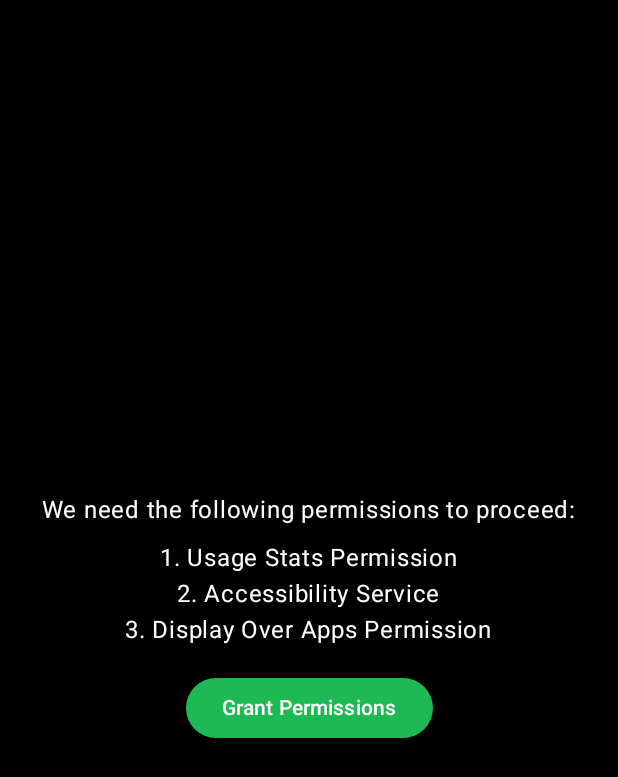
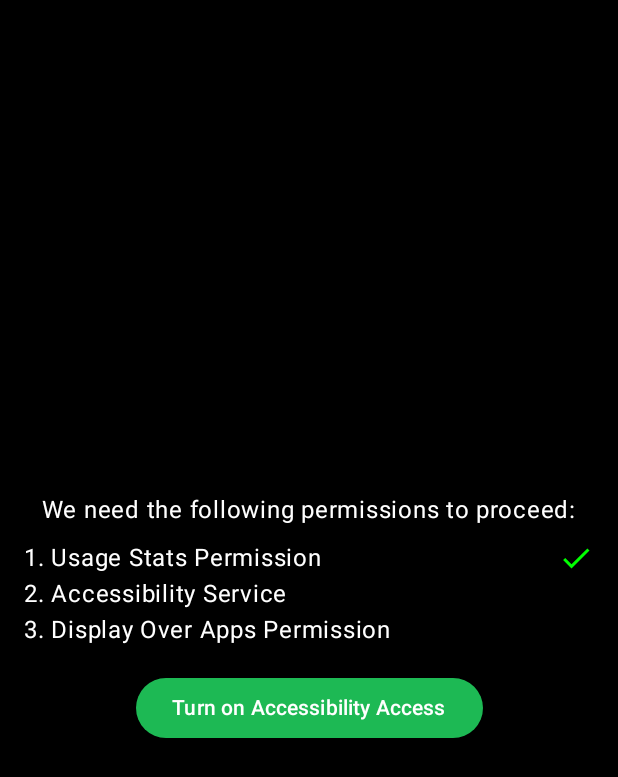
Before and after one commit to hannoobz/FriendLock-CapstoneProject, an Android app built with Jetpack Compose: the screen it shows after launch (MainActivity), on a phone screen of 412 x 824 dp. Shown: the top 777 px of the screen. Run offline under Robolectric (Android 15) with nearby library versions, the phone set to English and light mode, and no system bars; our stand-ins replace Room's generated code.

Commit message:
feat: visual permission feedback

```diff
--- a/app/src/main/java/com/hannoobz/friendlock/ui/RequestPermissions.kt
+++ b/app/src/main/java/com/hannoobz/friendlock/ui/RequestPermissions.kt
@@ -1,29 +1,29 @@
 package com.hannoobz.friendlock.ui
 
 import android.accessibilityservice.AccessibilityServiceInfo
-import android.app.ActivityManager
 import android.content.ComponentName
 import android.content.Context
 import android.content.Intent
 import android.os.Build
 import android.provider.Settings
-import android.util.Log
-import android.view.accessibility.AccessibilityEvent
 import android.view.accessibility.AccessibilityManager
 import androidx.compose.foundation.layout.Arrangement
 import androidx.compose.foundation.layout.Column
+import androidx.compose.foundation.layout.Row
 import androidx.compose.foundation.layout.Spacer
 import androidx.compose.foundation.layout.fillMaxSize
 import androidx.compose.foundation.layout.height
 import androidx.compose.foundation.layout.padding
+import androidx.compose.material.icons.Icons
+import androidx.compose.material.icons.filled.Check
 import androidx.compose.material3.Button
+import androidx.compose.material3.Icon
 import androidx.compose.material3.Text
 import androidx.compose.runtime.Composable
 import androidx.compose.runtime.DisposableEffect
 import androidx.compose.runtime.LaunchedEffect
 import androidx.compose.runtime.mutableStateOf
 import androidx.compose.runtime.remember
-import androidx.compose.runtime.rememberUpdatedState
 import androidx.compose.ui.Alignment
 import androidx.compose.ui.Modifier
 import androidx.compose.ui.graphics.Color
@@ -43,6 +43,8 @@ fun RequestPermissionsScreen(
     val isAccessibilityServiceEnabled = remember { mutableStateOf(false) }
     val canDrawOverlays = remember { mutableStateOf(false) }
     val lifecycleOwner = LocalLifecycleOwner.current
+
+    val buttonText = remember { mutableStateOf("") }
 
     DisposableEffect(lifecycleOwner) {
         val observer = LifecycleEventObserver { _, event ->
@@ -64,6 +66,13 @@ fun RequestPermissionsScreen(
         isAccessibilityServiceEnabled.value,
         canDrawOverlays.value
     ) {
+        if (!hasUsageStatsPermission.value) {
+            buttonText.value = "Grant Usage Access"
+        } else if (!isAccessibilityServiceEnabled.value) {
+            buttonText.value = "Turn on Accessibility Access"
+        } else if (!canDrawOverlays.value) {
+            buttonText.value = "Allow Display Over Apps"
+        }
         if (hasUsageStatsPermission.value && isAccessibilityServiceEnabled.value && canDrawOverlays.value) {
             onPermissionsGranted()
         }
@@ -81,9 +90,19 @@ fun RequestPermissionsScreen(
             color = Color.White
         )
         Spacer(modifier = Modifier.height(8.dp))
-        Text(text = "1. Usage Stats Permission", color = Color.White)
-        Text(text = "2. Accessibility Service", color = Color.White)
-        Text(text = "3. Display Over Apps Permission", color = Color.White)
+
+        PermissionRow(
+            permissionText = "1. Usage Stats Permission",
+            isGranted = hasUsageStatsPermission.value
+        )
+        PermissionRow(
+            permissionText = "2. Accessibility Service",
+            isGranted = isAccessibilityServiceEnabled.value
+        )
+        PermissionRow(
+            permissionText = "3. Display Over Apps Permission",
+            isGranted = canDrawOverlays.value
+        )
 
         Spacer(modifier = Modifier.height(16.dp))
 
@@ -96,7 +115,28 @@ fun RequestPermissionsScreen(
                 }
             }
         ) {
-            Text("Grant Permissions")
+            Text("${buttonText.value}")
+        }
+    }
+}
+
+@Composable
+fun PermissionRow(
+    permissionText: String,
+    isGranted: Boolean
+) {
+    Row(verticalAlignment = Alignment.CenterVertically) {
+        Text(
+            text = permissionText,
+            color = Color.White,
+            modifier = Modifier.weight(1f)
+        )
+        if (isGranted) {
+            Icon(
+                imageVector = Icons.Default.Check,
+                contentDescription = "Granted",
+                tint = Color.Green
+            )
         }
     }
 }
```
